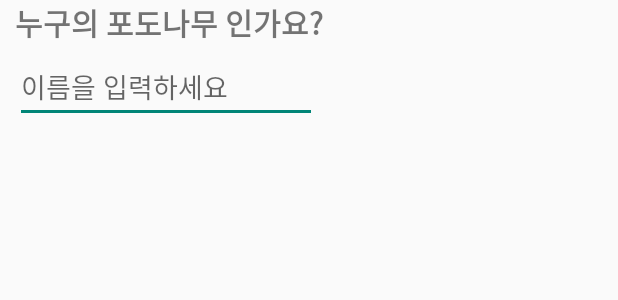
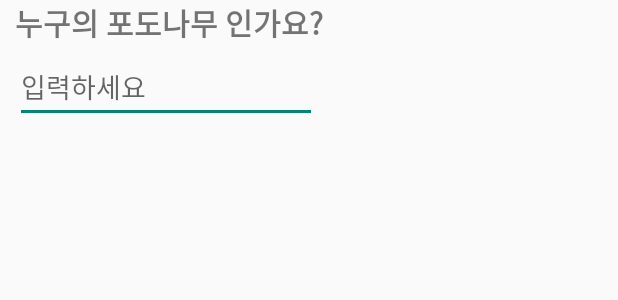
Before and after one commit to racheland/mangobongo, an Android app: the layout name_signin.xml on its own in the app's theme, with its tools: preview values and no code run, on a phone screen of 412 x 824 dp. Shown: the top 300 px of the screen. Run offline under Robolectric (Android 15) with nearby library versions, the phone set to English and light mode, and no system bars.

Commit message:
- 텍스트 수정

```diff
--- a/app/src/main/res/values/strings.xml
+++ b/app/src/main/res/values/strings.xml
@@ -12,8 +12,8 @@
     <string name="left_arrow"><![CDATA[<]]></string>
     <string name="right_arrow"><![CDATA[>]]></string>
     <string name="user_name">누구의 포도나무 인가요?</string>
-    <string name="naming">이름을 입력하세요</string>
-    <string name="grape_name">포도의 이름이 무엇인가요~?</string>
+    <string name="naming">입력하세요</string>
+    <string name="grape_name">포도의 보상을 설정해주세요</string>
     <string name="cancel">취 소</string>
     <string name="confirm">확 인</string>
     <string name="add_grape">칭찬 포도를 추가하세요!</string>
```
